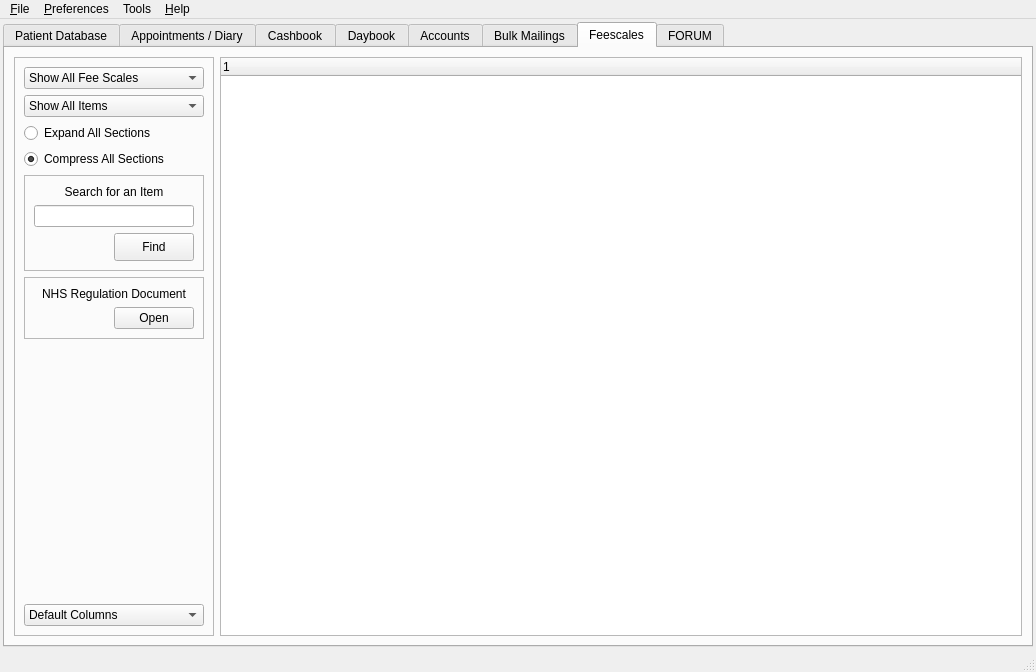
This is src/openmolar/qt-designer/main.ui in rowinggolfer/openmolar1 as Qt 5 draws it before an edit. The edited form follows.
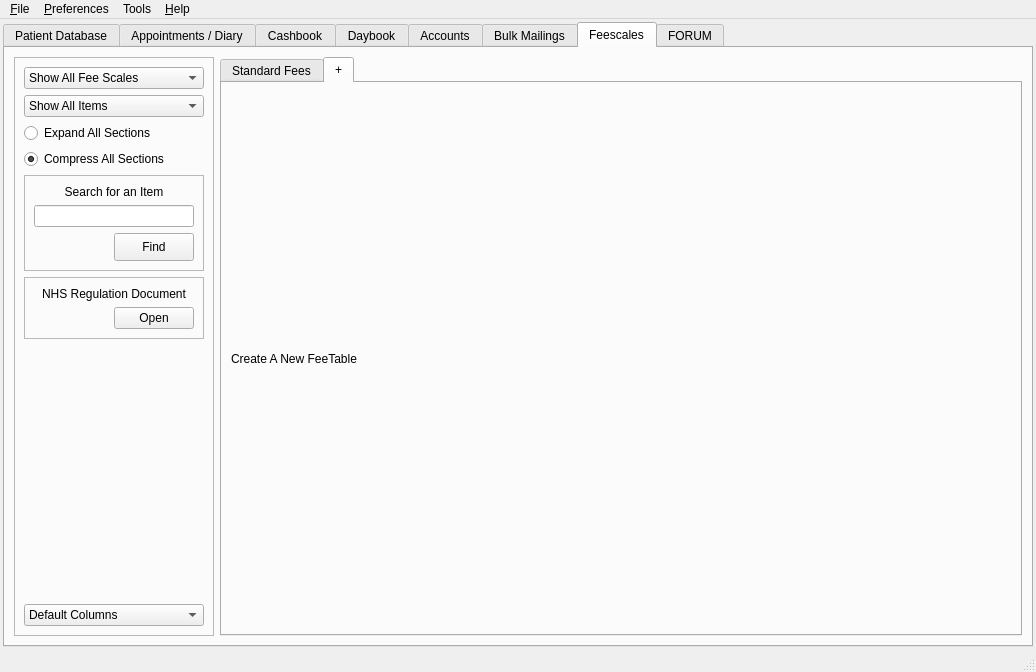
This is the edited form. The open tabs and pages were chosen to show the change. Icons and pictures are not drawn.

```diff
--- a/src/openmolar/qt-designer/main.ui
+++ b/src/openmolar/qt-designer/main.ui
@@ -5520,7 +5520,20 @@
              </widget>
             </item>
             <item>
-             <widget class="QTreeWidget" name="fees_treeWidget">
+             <widget class="QTabWidget" name="tabWidget_2">
+              <property name="currentIndex">
+               <number>1</number>
+              </property>
+              <property name="movable">
+               <bool>true</bool>
+              </property>
+              <widget class="QWidget" name="tab_28">
+               <attribute name="title">
+                <string>Standard Fees</string>
+               </attribute>
+               <layout class="QVBoxLayout" name="verticalLayout_22">
+                <item>
+                 <widget class="QTreeWidget" name="standardFees_treeWidget">
               <property name="alternatingRowColors">
                <bool>false</bool>
               </property>
@@ -5532,6 +5545,24 @@
                 <string>1</string>
                </property>
               </column>
+                 </widget>
+                </item>
+               </layout>
+              </widget>
+              <widget class="QWidget" name="tab_29">
+               <attribute name="title">
+                <string>+</string>
+               </attribute>
+               <layout class="QVBoxLayout" name="verticalLayout_23">
+                <item>
+                 <widget class="QLabel" name="label_46">
+                  <property name="text">
+                   <string>Create A New FeeTable</string>
+                  </property>
+                 </widget>
+                </item>
+               </layout>
+              </widget>
              </widget>
             </item>
            </layout>
```
Left out of the diff: 22 changed lines with no effect on the pictures. Lines whose indentation alone changed are shown as unchanged.
